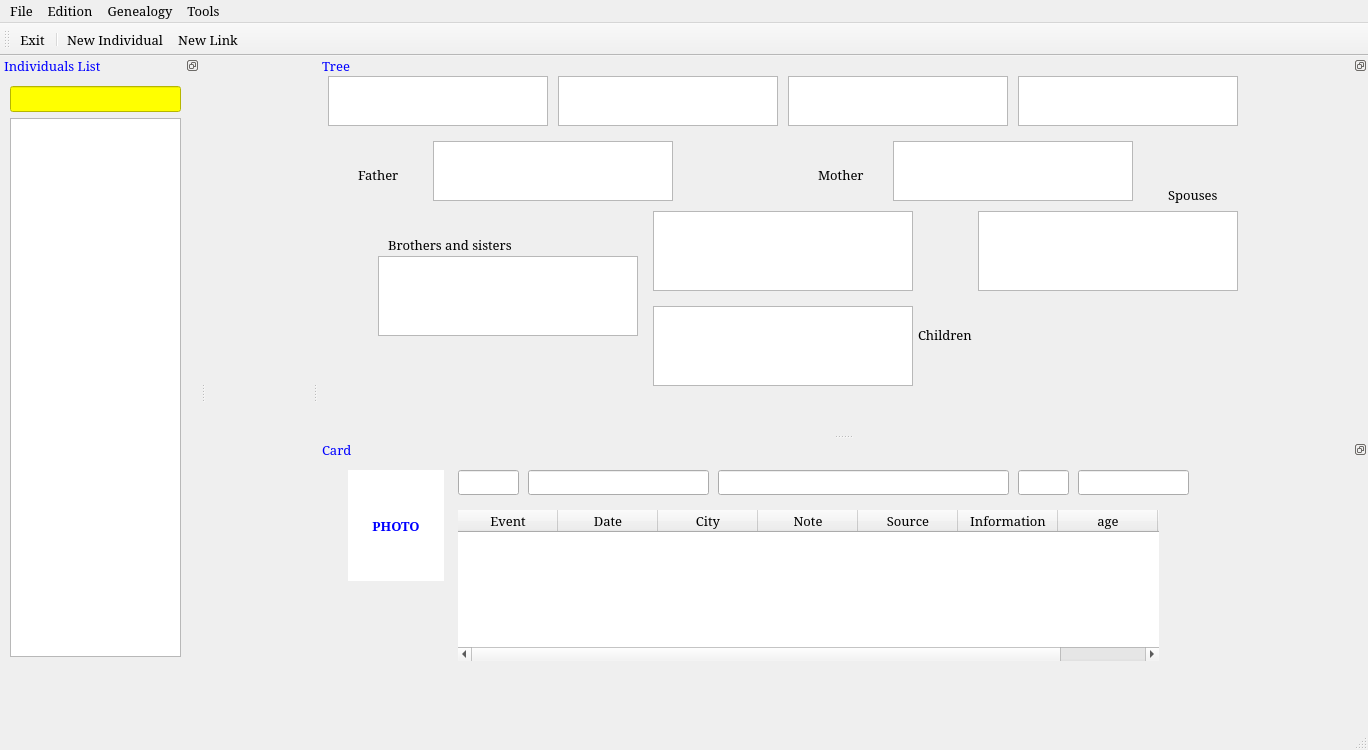
Before: the Qt Designer form genealogy_V1.ui in phioconte/genealogy, drawn with Qt 5.
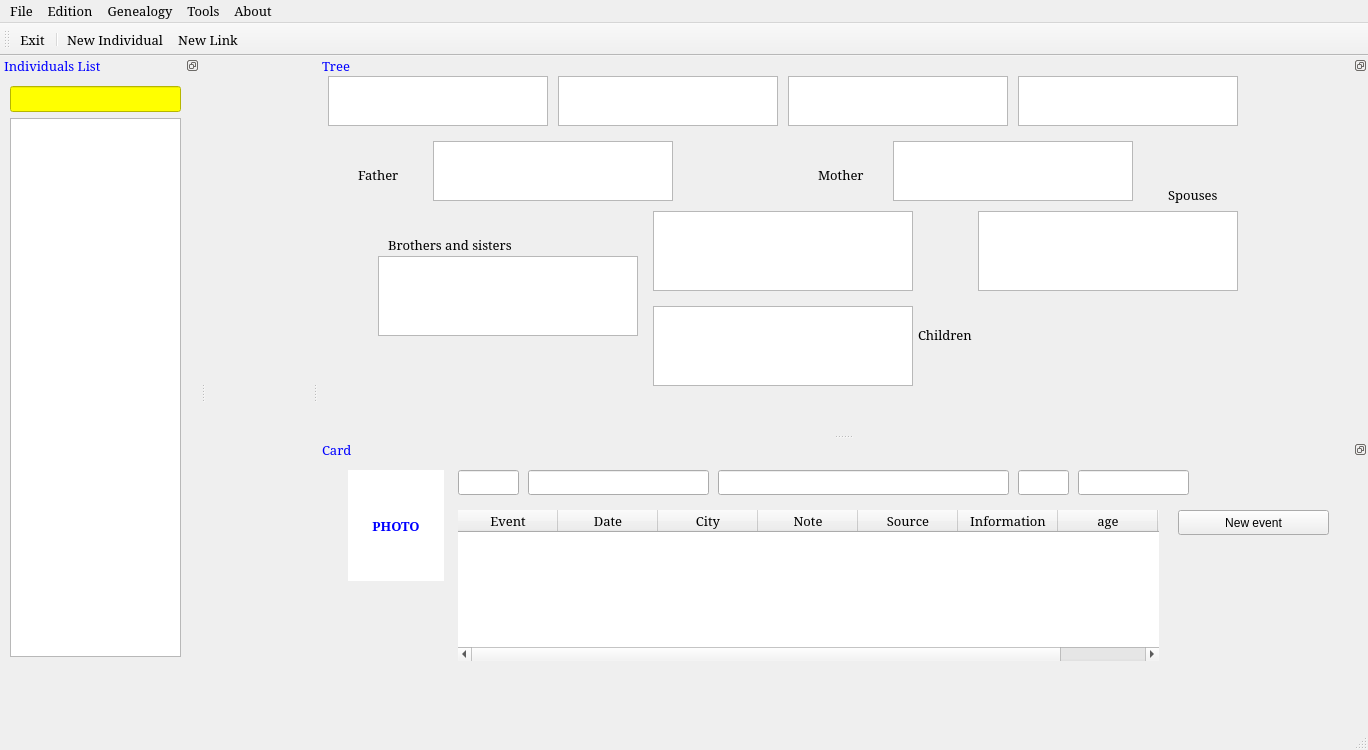
After: the same form once the commit is applied. Icons and pictures are not drawn.

```diff
--- a/genealogy_V1.ui
+++ b/genealogy_V1.ui
@@ -95,10 +95,19 @@
     </property>
     <addaction name="switch08"/>
    </widget>
+   <widget class="QMenu" name="menu06">
+    <property name="title">
+     <string>About</string>
+    </property>
+    <addaction name="switch16"/>
+    <addaction name="switch17"/>
+    <addaction name="switch18"/>
+   </widget>
    <addaction name="menu00"/>
    <addaction name="menu03"/>
    <addaction name="menu04"/>
    <addaction name="menu05"/>
+   <addaction name="menu06"/>
   </widget>
   <widget class="QStatusBar" name="statusbar"/>
   <widget class="QToolBar" name="toolBar">
@@ -621,6 +630,19 @@
       <set>Qt::AlignCenter</set>
      </property>
     </widget>
+    <widget class="QPushButton" name="Button01">
+     <property name="geometry">
+      <rect>
+       <x>860</x>
+       <y>50</y>
+       <width>151</width>
+       <height>25</height>
+      </rect>
+     </property>
+     <property name="text">
+      <string>New event</string>
+     </property>
+    </widget>
    </widget>
   </widget>
   <action name="switch00">
```
Left out of the diff: 15 changed lines with no effect on the pictures.
